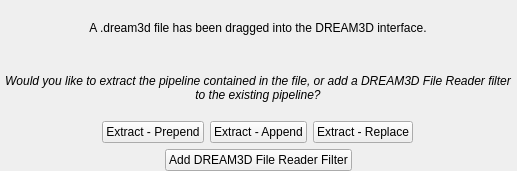
The window that Source/QtSupport/UI_Files/DREAM3DFileDragMessageBox.ui (BlueQuartzSoftware/DREAM3D) describes before a commit, drawn with Qt 5.
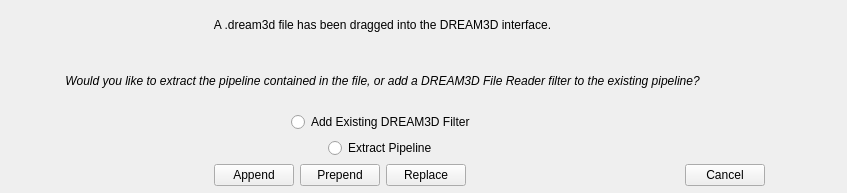
The same window after the commit.

Commit message: "Working on new UI for DREAM3D File Drop prompt."

Patch:
```diff
--- a/Source/QtSupport/UI_Files/DREAM3DFileDragMessageBox.ui
+++ b/Source/QtSupport/UI_Files/DREAM3DFileDragMessageBox.ui
@@ -6,8 +6,8 @@
    <rect>
     <x>0</x>
     <y>0</y>
-    <width>517</width>
-    <height>171</height>
+    <width>847</width>
+    <height>193</height>
    </rect>
   </property>
   <property name="windowTitle">
@@ -18,8 +18,8 @@
     <rect>
      <x>0</x>
      <y>0</y>
-     <width>516</width>
-     <height>171</height>
+     <width>765</width>
+     <height>186</height>
     </rect>
    </property>
    <layout class="QVBoxLayout" name="verticalLayout">
@@ -61,6 +61,92 @@
       </property>
      </widget>
     </item>
+    <item>
+     <layout class="QHBoxLayout" name="horizontalLayout_2">
+      <item>
+       <spacer name="horizontalSpacer_6">
+        <property name="orientation">
+         <enum>Qt::Horizontal</enum>
+        </property>
+        <property name="sizeType">
+         <enum>QSizePolicy::Expanding</enum>
+        </property>
+        <property name="sizeHint" stdset="0">
+         <size>
+          <width>40</width>
+          <height>20</height>
+         </size>
+        </property>
+       </spacer>
+      </item>
+      <item>
+       <widget class="QRadioButton" name="radioButton">
+        <property name="text">
+         <string>Add Existing DREAM3D Filter</string>
+        </property>
+       </widget>
+      </item>
+      <item>
+       <spacer name="horizontalSpacer_5">
+        <property name="orientation">
+         <enum>Qt::Horizontal</enum>
+        </property>
+        <property name="sizeType">
+         <enum>QSizePolicy::Expanding</enum>
+        </property>
+        <property name="sizeHint" stdset="0">
+         <size>
+          <width>40</width>
+          <height>20</height>
+         </size>
+        </property>
+       </spacer>
+      </item>
+     </layout>
+    </item>
+    <item>
+     <layout class="QHBoxLayout" name="horizontalLayout_5">
+      <item>
+       <spacer name="horizontalSpacer_9">
+        <property name="orientation">
+         <enum>Qt::Horizontal</enum>
+        </property>
+        <property name="sizeType">
+         <enum>QSizePolicy::Expanding</enum>
+        </property>
+        <property name="sizeHint" stdset="0">
+         <size>
+          <width>40</width>
+          <height>20</height>
+         </size>
+        </property>
+       </spacer>
+      </item>
+      <item>
+       <widget class="QRadioButton" name="radioButton_3">
+        <property name="text">
+         <string>Extract Pipeline</string>
+        </property>
+       </widget>
+      </item>
+      <item>
+       <spacer name="horizontalSpacer_10">
+        <property name="orientation">
+         <enum>Qt::Horizontal</enum>
+        </property>
+        <property name="sizeType">
+         <enum>QSizePolicy::Expanding</enum>
+        </property>
+        <property name="sizeHint" stdset="0">
+         <size>
+          <width>40</width>
+          <height>20</height>
+         </size>
+        </property>
+       </spacer>
+      </item>
+     </layout>
+    </item>
     <item>
      <layout class="QHBoxLayout" name="horizontalLayout">
       <item>
@@ -76,24 +162,24 @@
         </property>
        </spacer>
       </item>
-      <item>
-       <widget class="QPushButton" name="prependPipelineBtn">
-        <property name="text">
-         <string>Extract - Prepend</string>
-        </property>
-       </widget>
-      </item>
       <item>
        <widget class="QPushButton" name="appendPipelineBtn">
         <property name="text">
-         <string>Extract - Append</string>
+         <string>Append</string>
+        </property>
+       </widget>
+      </item>
+      <item>
+       <widget class="QPushButton" name="prependPipelineBtn">
+        <property name="text">
+         <string>Prepend</string>
         </property>
        </widget>
       </item>
       <item>
        <widget class="QPushButton" name="replacePipelineBtn">
         <property name="text">
-         <string>Extract - Replace</string>
+         <string>Replace</string>
         </property>
        </widget>
       </item>
@@ -110,43 +196,13 @@
         </property>
        </spacer>
       </item>
-     </layout>
-    </item>
-    <item>
-     <layout class="QHBoxLayout" name="horizontalLayout_3">
       <item>
-       <spacer name="horizontalSpacer_3">
-        <property name="orientation">
-         <enum>Qt::Horizontal</enum>
-        </property>
-        <property name="sizeHint" stdset="0">
-         <size>
-          <width>40</width>
-          <height>20</height>
-         </size>
-        </property>
-       </spacer>
-      </item>
-      <item>
-       <widget class="QPushButton" name="addFilterBtn">
+       <widget class="QPushButton" name="cancelBtn">
         <property name="text">
-         <string>Add DREAM3D File Reader Filter</string>
+         <string>Cancel</string>
         </property>
        </widget>
       </item>
-      <item>
-       <spacer name="horizontalSpacer">
-        <property name="orientation">
-         <enum>Qt::Horizontal</enum>
-        </property>
-        <property name="sizeHint" stdset="0">
-         <size>
-          <width>40</width>
-          <height>20</height>
-         </size>
-        </property>
-       </spacer>
-      </item>
      </layout>
     </item>
    </layout>
```
Left out of the diff: 5 changed lines with no effect on the pictures.
